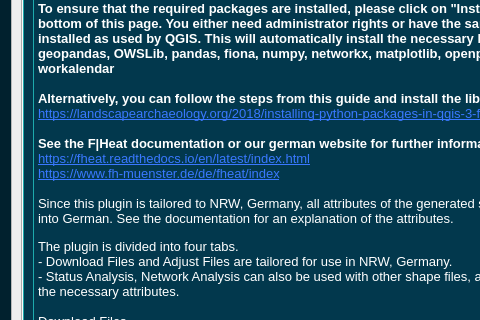
Old version of the form FHeat_QGIS/heat_net_tool_dialog_base.ui in the repository L4rsG/F-Heat_QGIS; both pictures show x 0 to 480 and y 116 to 436 of the 665 by 859 pixel window.
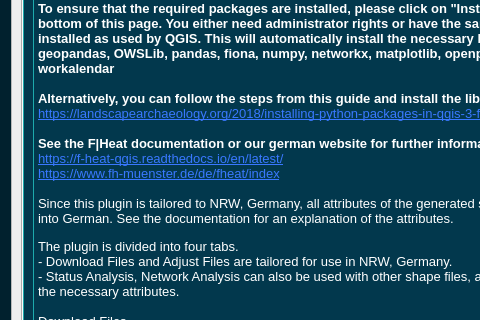
New version of the form. Custom widgets are drawn as their Qt base class.

Commit message: updated readthedocs link

Diff of the .ui file:
```diff
--- a/FHeat_QGIS/heat_net_tool_dialog_base.ui
+++ b/FHeat_QGIS/heat_net_tool_dialog_base.ui
@@ -93,8 +93,8 @@
        <rect>
         <x>0</x>
         <y>0</y>
-        <width>643</width>
-        <height>837</height>
+        <width>626</width>
+        <height>838</height>
        </rect>
       </property>
       <layout class="QGridLayout" name="gridLayout_10">
@@ -323,7 +323,7 @@
 &lt;p style=&quot; margin-top:0px; margin-bottom:0px; margin-left:0px; margin-right:0px; -qt-block-indent:0; text-indent:0px;&quot;&gt;&lt;a href=&quot;https://landscapearchaeology.org/2018/installing-python-packages-in-qgis-3-for-windows/&quot;&gt;&lt;span style=&quot; font-family:'MS Shell Dlg 2'; font-size:10pt; text-decoration: underline; color:#3978ff;&quot;&gt;https://landscapearchaeology.org/2018/installing-python-packages-in-qgis-3-for-windows/&lt;/span&gt;&lt;/a&gt;&lt;/p&gt;
 &lt;p style=&quot;-qt-paragraph-type:empty; margin-top:0px; margin-bottom:0px; margin-left:0px; margin-right:0px; -qt-block-indent:0; text-indent:0px; font-family:'MS Shell Dlg 2'; font-size:10pt;&quot;&gt;&lt;br /&gt;&lt;/p&gt;
 &lt;p style=&quot; margin-top:0px; margin-bottom:0px; margin-left:0px; margin-right:0px; -qt-block-indent:0; text-indent:0px;&quot;&gt;&lt;span style=&quot; font-family:'MS Shell Dlg 2'; font-size:10pt; font-weight:600;&quot;&gt;See the F|Heat documentation or our german website for further information:&lt;/span&gt;&lt;/p&gt;
-&lt;p style=&quot; margin-top:0px; margin-bottom:0px; margin-left:0px; margin-right:0px; -qt-block-indent:0; text-indent:0px;&quot;&gt;&lt;a href=&quot;https://fheat.readthedocs.io/en/latest/index.html&quot;&gt;&lt;span style=&quot; font-family:'MS Shell Dlg 2'; font-size:10pt; text-decoration: underline; color:#3978ff;&quot;&gt;https://fheat.readthedocs.io/en/latest/index.html&lt;/span&gt;&lt;/a&gt;&lt;/p&gt;
+&lt;p style=&quot; margin-top:0px; margin-bottom:0px; margin-left:0px; margin-right:0px; -qt-block-indent:0; text-indent:0px;&quot;&gt;&lt;a href=&quot;https://f-heat-qgis.readthedocs.io/en/latest/&quot;&gt;&lt;span style=&quot; font-family:'MS Shell Dlg 2'; font-size:10pt; text-decoration: underline; color:#3978ff;&quot;&gt;https://f-heat-qgis.readthedocs.io/en/latest/&lt;/span&gt;&lt;/a&gt;&lt;/p&gt;
 &lt;p style=&quot; margin-top:0px; margin-bottom:0px; margin-left:0px; margin-right:0px; -qt-block-indent:0; text-indent:0px;&quot;&gt;&lt;a href=&quot;https://fheat.readthedocs.io/en/latest/index.html&quot;&gt;&lt;span style=&quot; font-family:'MS Shell Dlg 2'; font-size:10pt; text-decoration: underline; color:#3978ff;&quot;&gt;https://www.fh-muenster.de/de/fheat/index&lt;/span&gt;&lt;/a&gt;&lt;/p&gt;
 &lt;p style=&quot;-qt-paragraph-type:empty; margin-top:0px; margin-bottom:0px; margin-left:0px; margin-right:0px; -qt-block-indent:0; text-indent:0px; font-family:'MS Shell Dlg 2'; font-size:10pt; text-decoration: underline; color:#3978ff;&quot;&gt;&lt;br /&gt;&lt;/p&gt;
 &lt;p style=&quot; margin-top:0px; margin-bottom:0px; margin-left:0px; margin-right:0px; -qt-block-indent:0; text-indent:0px;&quot;&gt;&lt;span style=&quot; font-family:'MS Shell Dlg 2'; font-size:10pt;&quot;&gt;Since this plugin is tailored to NRW, Germany, all attributes of the generated shape files are translated into German. See the documentation for an explanation of the attributes.&lt;/span&gt;&lt;/p&gt;
```
The commit also changes 2 other files.
